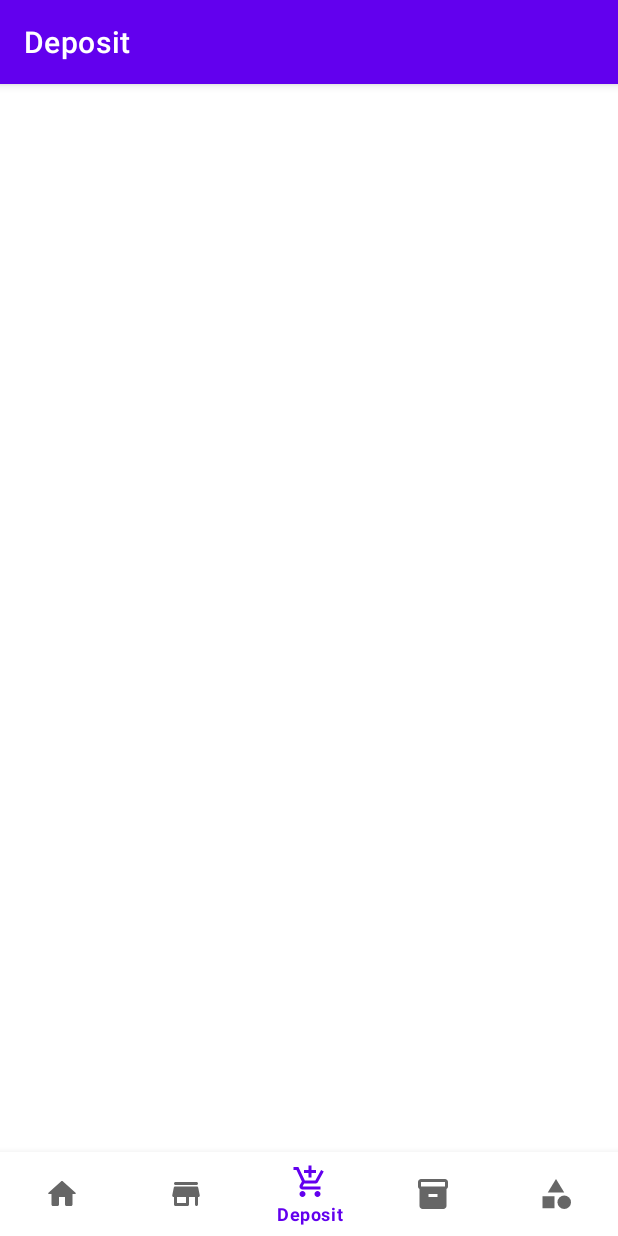
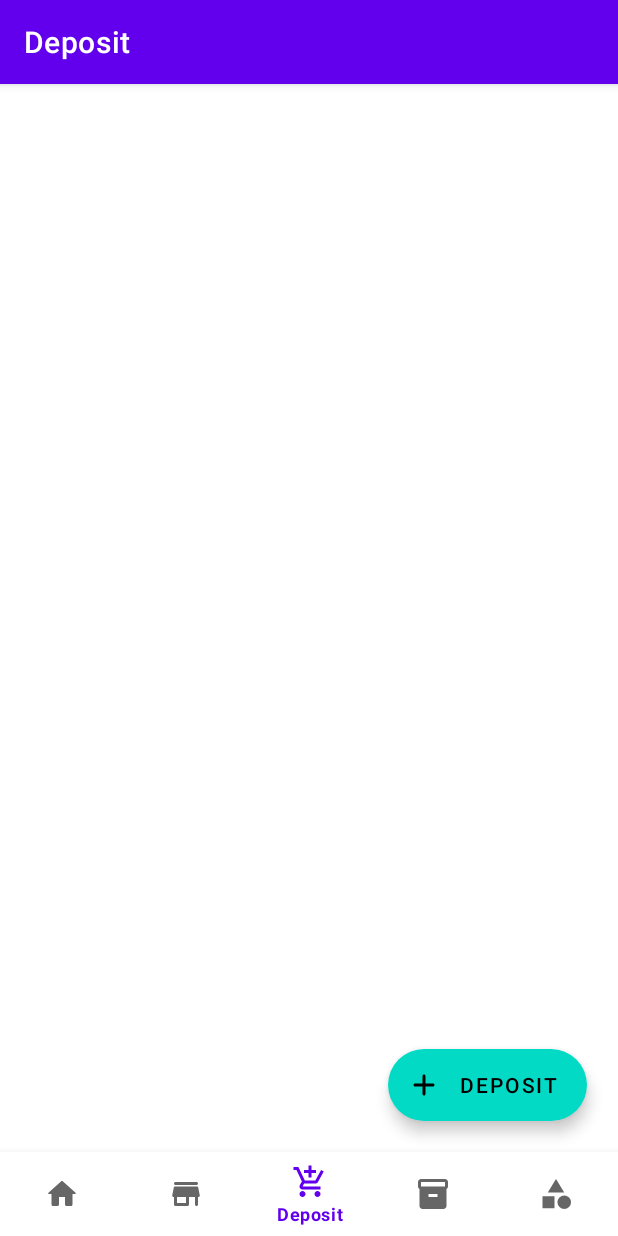
Before and after one commit to hanifalfaqih/TitipBarangKu, an Android app: the DepositFragment screen opened through its navigation route, on a phone screen of 412 x 824 dp. Run offline under Robolectric (Android 15) with nearby library versions, the phone set to English and light mode, and no system bars; our stand-ins replace navigation-ui, sdp/ssp sizes.

Commit message:
implement feature deposit

```diff
--- a/app/src/main/java/id/allana/titipbarangku/data/local/ConsignmentDatabase.kt
+++ b/app/src/main/java/id/allana/titipbarangku/data/local/ConsignmentDatabase.kt
@@ -4,11 +4,15 @@ import android.content.Context
 import androidx.room.Database
 import androidx.room.Room
 import androidx.room.RoomDatabase
+import androidx.room.TypeConverters
 import id.allana.titipbarangku.data.model.CategoryModel
+import id.allana.titipbarangku.data.model.DepositModel
 import id.allana.titipbarangku.data.model.ProductModel
+import id.allana.titipbarangku.data.model.StatusConverter
 import id.allana.titipbarangku.data.model.StoreModel
 
-@Database(entities = [CategoryModel::class, StoreModel::class, ProductModel::class], version = 1, exportSchema = false)
+@Database(entities = [CategoryModel::class, StoreModel::class, ProductModel::class, DepositModel::class], version = 1, exportSchema = false)
+@TypeConverters(StatusConverter::class)
 abstract class ConsignmentDatabase: RoomDatabase() {
 
     abstract fun consignmentDao(): ConsignmentDao
--- a/app/src/main/java/id/allana/titipbarangku/ui/deposit/DepositFragment.kt
+++ b/app/src/main/java/id/allana/titipbarangku/ui/deposit/DepositFragment.kt
@@ -1,35 +1,23 @@
 package id.allana.titipbarangku.ui.deposit
 
-import android.os.Bundle
-import android.view.LayoutInflater
-import android.view.View
-import android.view.ViewGroup
-import androidx.fragment.app.Fragment
-import androidx.lifecycle.ViewModelProvider
+import androidx.fragment.app.viewModels
+import androidx.navigation.fragment.findNavController
+import id.allana.titipbarangku.R
+import id.allana.titipbarangku.data.base.BaseFragment
 import id.allana.titipbarangku.databinding.FragmentDepositBinding
 
-class DepositFragment : Fragment() {
+class DepositFragment : BaseFragment<FragmentDepositBinding>(FragmentDepositBinding::inflate) {
 
-    private var _binding: FragmentDepositBinding? = null
+    private val viewModel: DepositViewModel by viewModels()
 
-    // This property is only valid between onCreateView and
-    // onDestroyView.
-    private val binding get() = _binding!!
-
-    override fun onCreateView(
-        inflater: LayoutInflater,
-        container: ViewGroup?,
-        savedInstanceState: Bundle?
-    ): View {
-        val depositViewModel =
-            ViewModelProvider(this).get(DepositViewModel::class.java)
-
-        _binding = FragmentDepositBinding.inflate(inflater, container, false)
-        return binding.root
+    override fun initView() {
+        getViewBinding().fabAddDeposit.setOnClickListener {
+            findNavController().navigate(R.id.action_navigation_deposit_to_addDepositFragment)
+        }
     }
 
-    override fun onDestroyView() {
-        super.onDestroyView()
-        _binding = null
+    override fun observeData() {
+
     }
+
 }
--- a/app/src/main/java/id/allana/titipbarangku/ui/deposit/DepositViewModel.kt
+++ b/app/src/main/java/id/allana/titipbarangku/ui/deposit/DepositViewModel.kt
@@ -1,13 +1,22 @@
 package id.allana.titipbarangku.ui.deposit
 
-import androidx.lifecycle.LiveData
-import androidx.lifecycle.MutableLiveData
-import androidx.lifecycle.ViewModel
+import android.app.Application
+import androidx.lifecycle.AndroidViewModel
+import androidx.lifecycle.viewModelScope
+import id.allana.titipbarangku.data.local.ConsignmentDatabase
+import id.allana.titipbarangku.data.model.DepositModel
+import id.allana.titipbarangku.data.repository.ConsignmentRepository
+import kotlinx.coroutines.Dispatchers
+import kotlinx.coroutines.launch
 
-class DepositViewModel : ViewModel() {
+class DepositViewModel(application: Application) : AndroidViewModel(application) {
 
-    private val _text = MutableLiveData<String>().apply {
-        value = "This is notifications Fragment"
+    private val consignmentDao = ConsignmentDatabase.getDatabase(application).consignmentDao()
+    private val repository = ConsignmentRepository(consignmentDao)
+
+    fun insertDeposit(deposit: DepositModel) {
+        viewModelScope.launch(Dispatchers.IO) {
+            repository.insertDeposit(deposit)
+        }
     }
-    val text: LiveData<String> = _text
 }
--- a/app/src/main/res/layout/fragment_deposit.xml
+++ b/app/src/main/res/layout/fragment_deposit.xml
@@ -4,6 +4,50 @@
     xmlns:tools="http://schemas.android.com/tools"
     android:layout_width="match_parent"
     android:layout_height="match_parent"
-    tools:context=".ui.deposit.DepositFragment">
+    android:layout_marginBottom="?attr/actionBarSize">
+
+    <androidx.recyclerview.widget.RecyclerView
+        android:id="@+id/rv_deposit"
+        android:layout_width="match_parent"
+        android:layout_height="match_parent"
+        app:layout_constraintBottom_toBottomOf="parent"
+        app:layout_constraintEnd_toEndOf="parent"
+        app:layout_constraintStart_toStartOf="parent"
+        app:layout_constraintTop_toTopOf="parent" />
+
+    <com.google.android.material.floatingactionbutton.ExtendedFloatingActionButton
+        android:id="@+id/fab_add_deposit"
+        android:layout_width="wrap_content"
+        android:layout_height="wrap_content"
+        android:layout_margin="@dimen/_16sdp"
+        android:text="@string/title_deposit"
+        app:icon="@drawable/ic_add"
+        app:fabSize="auto"
+        app:layout_constraintBottom_toBottomOf="parent"
+        app:layout_constraintEnd_toEndOf="parent" />
+
+    <androidx.appcompat.widget.AppCompatImageView
+        android:id="@+id/iv_state_data_empty"
+        android:layout_width="@dimen/_100sdp"
+        android:layout_height="@dimen/_100sdp"
+        android:src="@drawable/ic_empty_data"
+        android:visibility="gone"
+        app:layout_constraintBottom_toBottomOf="parent"
+        app:layout_constraintEnd_toEndOf="@+id/rv_deposit"
+        app:layout_constraintStart_toStartOf="parent"
+        app:layout_constraintTop_toTopOf="parent"
+        tools:visibility="visible" />
+
+    <com.google.android.material.textview.MaterialTextView
+        android:id="@+id/tv_state_data_empty"
+        style="@style/Body10"
+        android:text="@string/please_add_deposit_first"
+        android:textAlignment="center"
+        android:visibility="gone"
+        android:layout_marginTop="@dimen/_4sdp"
+        app:layout_constraintEnd_toEndOf="parent"
+        app:layout_constraintStart_toStartOf="parent"
+        app:layout_constraintTop_toBottomOf="@+id/iv_state_data_empty"
+        tools:visibility="visible" />
 
 </androidx.constraintlayout.widget.ConstraintLayout>
```
Also changed, not shown: app/src/main/java/id/allana/titipbarangku/data/local/ConsignmentDao.kt (+22 -5 lines), app/src/main/java/id/allana/titipbarangku/data/model/DepositModel.kt (added, +34 -0 lines), app/src/main/java/id/allana/titipbarangku/data/repository/ConsignmentRepository.kt (+23 -5 lines), app/src/main/java/id/allana/titipbarangku/ui/deposit/AddDepositFragment.kt (added, +145 -0 lines), app/src/main/java/id/allana/titipbarangku/ui/deposit/AddProductDepositFragment.kt (added, +16 -0 lines), app/src/main/java/id/allana/titipbarangku/util/FormatDate.kt (added, +14 -0 lines), app/src/main/res/layout/fragment_add_deposit.xml (added, +67 -0 lines), app/src/main/res/layout/fragment_add_product_deposit.xml (added, +14 -0 lines).
